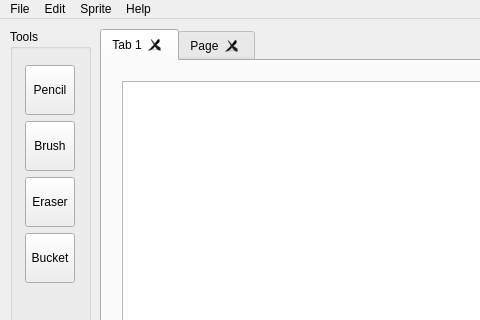
Qt form mainwindow.ui (jeffohh/Sprite-Editor) before a commit; both pictures show x 0 to 480 and y 0 to 320 of the 1043 by 742 pixel window.
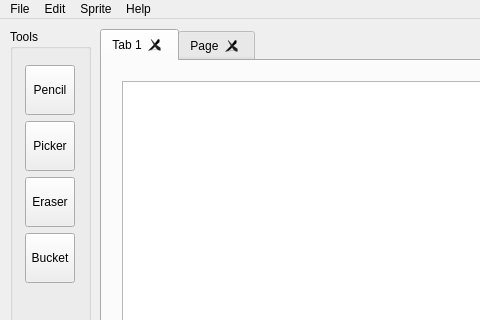
The same form after that commit. Custom widgets are drawn as their Qt base class.

Commit message: implement color picker in tool box

The edit to the form file:
```diff
--- a/mainwindow.ui
+++ b/mainwindow.ui
@@ -129,7 +129,7 @@
          <enum>Qt::LeftToRight</enum>
         </property>
         <property name="text">
-         <string>Brush</string>
+         <string>Picker</string>
         </property>
        </widget>
       </item>
```
Left out of the diff: 4 changed lines with no effect on the pictures. The commit also changes 6 other files.
